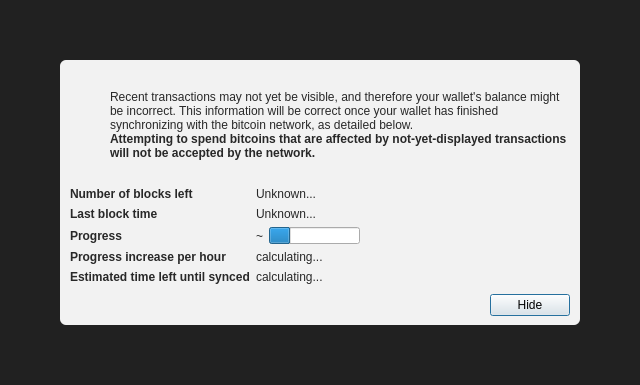
Above: src/qt/forms/modaloverlay.ui from bitweb-project/bitweb before the change. Below: the same form after it.
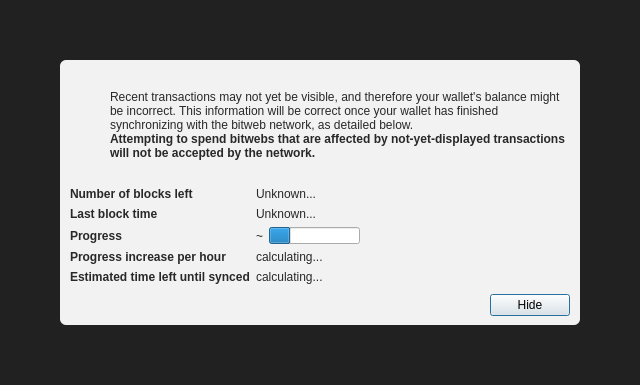
That is the form after the change. Icons and pictures are not drawn.

The edit to the form file:
```diff
--- a/src/qt/forms/modaloverlay.ui
+++ b/src/qt/forms/modaloverlay.ui
@@ -130,7 +130,7 @@
              <item>
               <widget class="QLabel" name="infoText">
                <property name="text">
-                <string>Recent transactions may not yet be visible, and therefore your wallet's balance might be incorrect. This information will be correct once your wallet has finished synchronizing with the bitcoin network, as detailed below.</string>
+                <string>Recent transactions may not yet be visible, and therefore your wallet's balance might be incorrect. This information will be correct once your wallet has finished synchronizing with the bitweb network, as detailed below.</string>
                </property>
                <property name="textFormat">
                 <enum>Qt::RichText</enum>
@@ -149,7 +149,7 @@
                 </font>
                </property>
                <property name="text">
-                <string>Attempting to spend bitcoins that are affected by not-yet-displayed transactions will not be accepted by the network.</string>
+                <string>Attempting to spend bitwebs that are affected by not-yet-displayed transactions will not be accepted by the network.</string>
                </property>
                <property name="textFormat">
                 <enum>Qt::RichText</enum>
```
